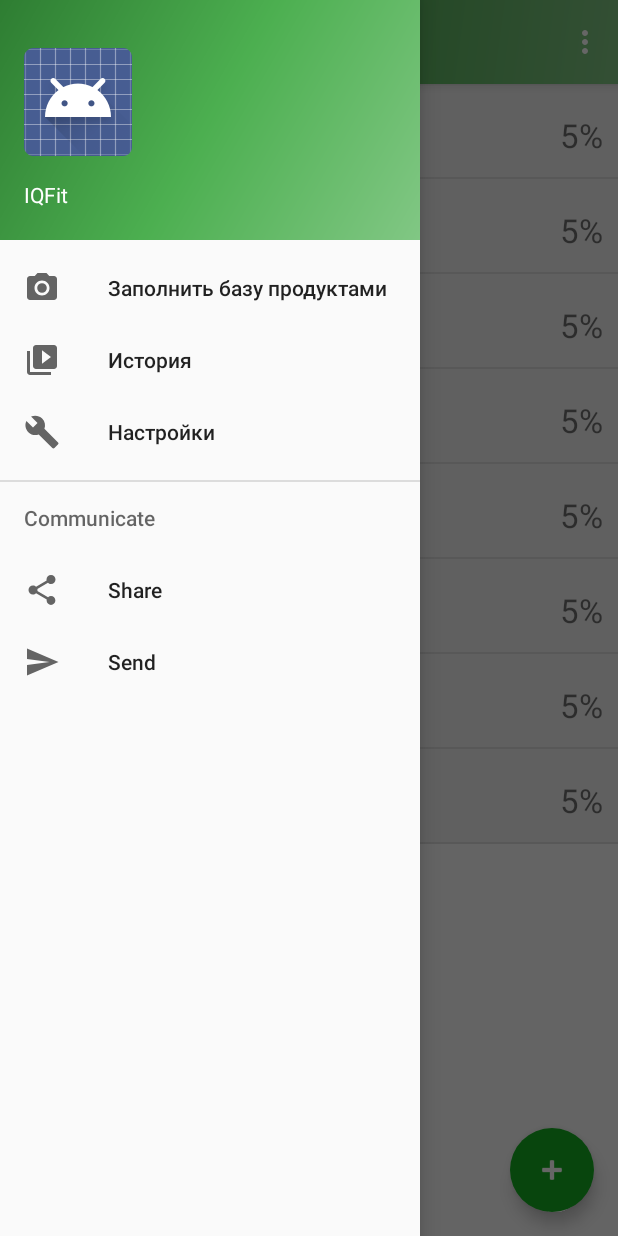
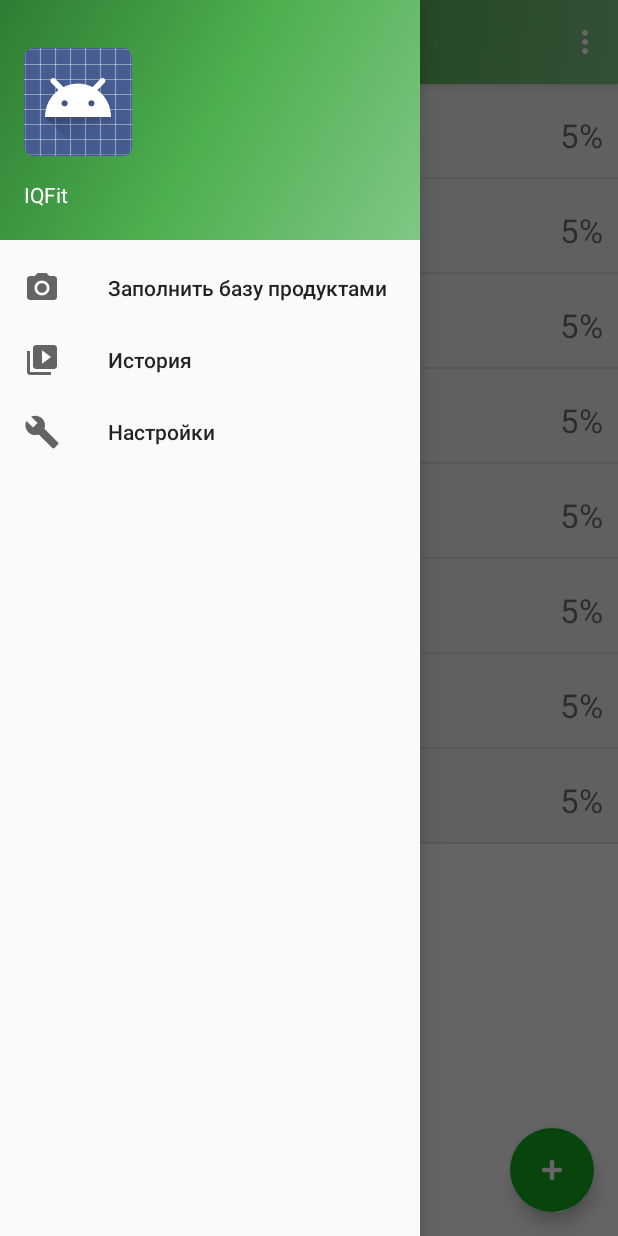
Before and after one commit to BuildForYourself/IQFit, an Android app: the screen it shows after launch (StackActivity), with the side drawer open, on a phone screen of 412 x 824 dp. Run offline under Robolectric (Android 15) with nearby library versions, the phone set to English and light mode, and no system bars; 1 statement that could not run was skipped.

Commit message:
Added icons.

```diff
--- a/app/src/main/kotlin/com/buildforyourself/iqfit/FoodComponentsActivity.kt
+++ b/app/src/main/kotlin/com/buildforyourself/iqfit/FoodComponentsActivity.kt
@@ -49,6 +49,8 @@ class FoodComponentsActivity() : AppCompatActivity() {
 
                                         val component = category.components[i]
                                         toggleButton() {
+                                            //height = dip(60)
+                                            setCompoundDrawablesWithIntrinsicBounds(null, component.icon, null, null)
                                             textOff = component.name
                                             textOn = component.name
                                             text = component.name
--- a/app/src/main/kotlin/com/buildforyourself/iqfit/StackActivity.kt
+++ b/app/src/main/kotlin/com/buildforyourself/iqfit/StackActivity.kt
@@ -172,11 +172,6 @@ class StackActivity : AppCompatActivity(), NavigationView.OnNavigationItemSelect
         } else if (id == R.id.nav_charts) {
             startActivity<ChartTabActivity>()
         } else if (id == R.id.nav_manage) {
-
-        } else if (id == R.id.nav_share) {
-
-        } else if (id == R.id.nav_send) {
-
         }
 
         val drawer = find<DrawerLayout>(R.id.drawer_layout)
--- a/app/src/main/res/menu/activity_stack_drawer.xml
+++ b/app/src/main/res/menu/activity_stack_drawer.xml
@@ -16,17 +16,4 @@
             android:title="Настройки" />
     </group>
 
-    <item android:title="Communicate">
-        <menu>
-            <item
-                android:id="@+id/nav_share"
-                android:icon="@drawable/ic_menu_share"
-                android:title="Share" />
-            <item
-                android:id="@+id/nav_send"
-                android:icon="@drawable/ic_menu_send"
-                android:title="Send" />
-        </menu>
-    </item>
-
 </menu>
```
Also changed, not shown: app/src/main/kotlin/com/buildforyourself/iqfit/FoodCategoriesFragment.kt (deleted, +0 -37 lines).
